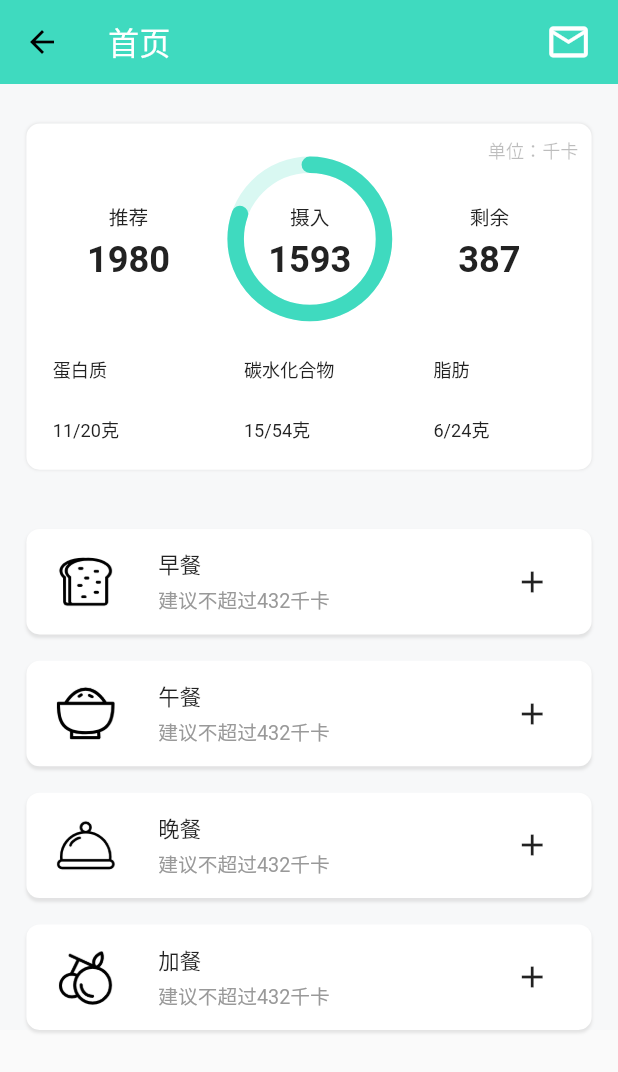
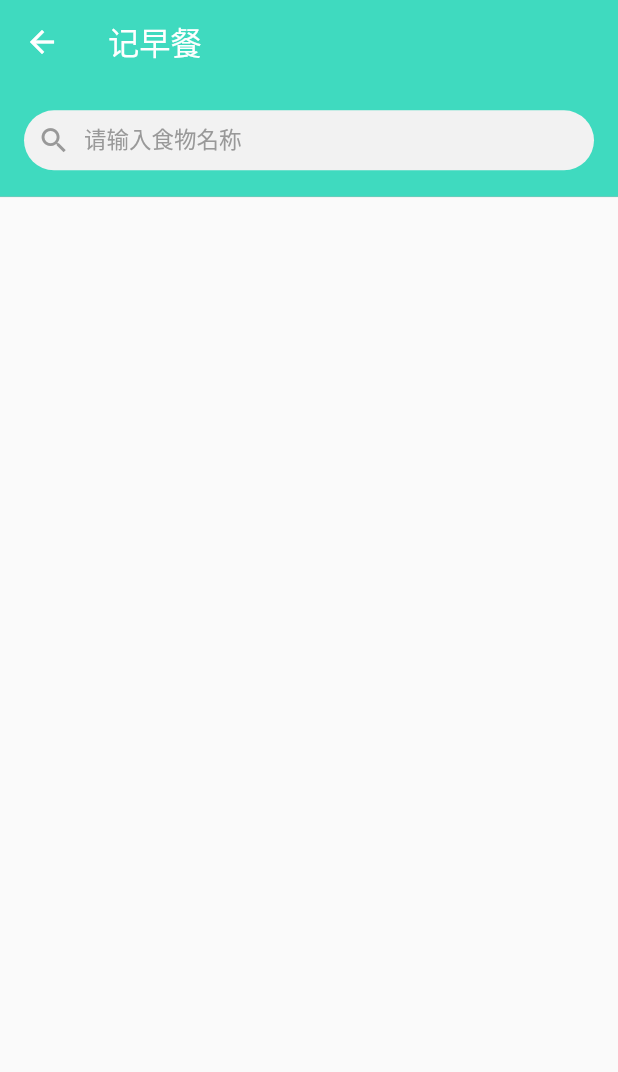
Before and after one commit to obulks/healthy-diet-housekeeper-app, a Flutter app: the HomePage screen opened by its route, after a tap on "早餐", on a phone screen of 412 x 824 dp. Shown: the top 1072 px of the screen. Run offline on Flutter 3.47's test engine with Material 2 defaults, Android fonts, the phone set to English and light mode, and no system bars; drawn by our look-alikes of oktoast, percent_indicator; our stand-ins replace cached_network_image, dio, flutter_html, flutter_spinkit, shared_preferences; missing offline and left inert: nine_grid_view, nineold; accounts and stored records are empty.

Commit message:
完成食物记录页面的编写

```diff
--- a/lib/pages/food/custom_search_delegate.dart
+++ b/lib/pages/food/custom_search_delegate.dart
@@ -87,7 +87,7 @@ class CustomSearchDelegate extends SearchDelegate<String> {
   }
 }
 
-class SearchBar extends StatelessWidget {
+class _SearchBar extends StatelessWidget {
   @override
   Widget build(BuildContext context) {
     SizeFit.initialize(context);
--- a/lib/pages/food/food_search_page.dart
+++ b/lib/pages/food/food_search_page.dart
@@ -1,5 +1,4 @@
 import 'package:flutter/material.dart';
-import 'package:healthy_diet_housekeeper/pages/food/search_item.dart';
 import 'package:healthy_diet_housekeeper/public.dart';
 
 class FoodSearchPage extends StatefulWidget {
@@ -102,7 +101,6 @@ class _FoodSearchPageState extends State<FoodSearchPage> {
     print('fetch');
     FoodList foodListResult = await FoodApi.searchFood(word);
     if (foodListResult.code == 200) {
-      print(foodListResult.data.foods[0].toJson());
       setState(() {
         _foodList = foodListResult.data.foods;
       });
--- a/lib/pages/home/home_page.dart
+++ b/lib/pages/home/home_page.dart
@@ -21,6 +21,7 @@ class _HomePageState extends State<HomePage> {
       Image.asset('assets/icons/lunch.png', width: 32.px, height: 32.px),
       Image.asset('assets/icons/dinner.png', width: 32.px, height: 32.px),
       Image.asset('assets/icons/snack2.png', width: 32.px, height: 32.px),
+      Image.asset('assets/icons/order.png', width: 24.px, height: 24.px),
     ];
     _referenceCalorie = 1980;
     _intakeCalorie = 1593;
@@ -60,7 +61,6 @@ class _HomePageState extends State<HomePage> {
       ),
       body: MyScrollConfiguration(
         child: SingleChildScrollView(
-          physics: BouncingScrollPhysics(),
           child: Container(
             color: Color(0xffF7F8F9),
             child: Column(
@@ -69,7 +69,7 @@ class _HomePageState extends State<HomePage> {
                   width: 345.px,
                   height: 210.px,
                   margin: EdgeInsets.only(
-                    top: 24.px,
+                    top: 16.px,
                     right: 16.px,
                     left: 16.px,
                   ),
@@ -194,15 +194,15 @@ class _HomePageState extends State<HomePage> {
                     ],
                   ),
                 ),
-                SizedBox(
-                  height: 20.px,
-                ),
+                // SizedBox(
+                //   height: 16.px,
+                // ),
                 RecordFoodButton(
                   icon: _buttonIcons[0],
                   title: '早餐',
                   subTitle: '建议不超过432千卡',
                   onTap: () {
-                    print('早餐');
+                    _toRecordFoodPage('早餐');
                   },
                 ),
                 RecordFoodButton(
@@ -224,7 +224,20 @@ class _HomePageState extends State<HomePage> {
                 RecordFoodButton(
                   icon: _buttonIcons[3],
                   title: '加餐',
-                  subTitle: '建议不超过432千卡',
+                  subTitle: '建议不超过112千卡',
+                  onTap: () {
+                    print('加餐');
+                  },
+                ),
+                RecordFoodButton(
+                  icon: _buttonIcons[4],
+                  title: '查看今日饮食',
+                  subTitle: '共${_intakeCalorie.toStringAsFixed(0)}千卡',
+                  tailIcon: Icon(
+                    Icons.keyboard_arrow_right,
+                    color: Colors.black54,
+                    size: 28.px,
+                  ),
                   onTap: () {
                     print('加餐');
                   },
@@ -237,4 +250,13 @@ class _HomePageState extends State<HomePage> {
       ), // 构建主页面
     );
   }
+
+  _toRecordFoodPage(String title) {
+    Navigator.push(
+      context,
+      FadeRoute(
+        page: RecordFoodPage(title: title),
+      ),
+    );
+  }
 }
--- a/lib/pages/home/record_food_button.dart
+++ b/lib/pages/home/record_food_button.dart
@@ -6,11 +6,13 @@ class RecordFoodButton extends StatelessWidget {
   final String title;
   final String subTitle;
   final Widget icon;
+  final Widget tailIcon;
 
   RecordFoodButton({
     this.title,
     this.subTitle,
     this.icon,
+    this.tailIcon,
     @required this.onTap,
   });
 
@@ -41,19 +43,18 @@ class RecordFoodButton extends StatelessWidget {
         child: Container(
           color: Colors.transparent,
           child: Row(
+            mainAxisAlignment: MainAxisAlignment.spaceBetween,
+            children: [
+              Row(
                 children: [
                   Container(
                     width: 40.px,
                     height: 40.px,
                     margin: EdgeInsets.only(left: 16.px),
-                // decoration: BoxDecoration(
-                //   color: Color(0xffFCD8D8),
-                //   borderRadius: BorderRadius.all(Radius.circular(20.px)),
-                // ),
                     child: icon,
                   ),
-              SizedBox(width: 24.px),
                   Container(
+                    margin: EdgeInsets.only(left: 16.px),
                     child: Column(
                       mainAxisAlignment: MainAxisAlignment.center,
                       crossAxisAlignment: CrossAxisAlignment.start,
@@ -76,8 +77,22 @@ class RecordFoodButton extends StatelessWidget {
                       ],
                     ),
                   ),
-              SizedBox(width: 112.px),
-              Icon(Icons.add),
+                ],
+              ),
+              Row(
+                children: [
+                  Container(
+                    child: tailIcon ??
+                        Icon(
+                          Icons.add,
+                          color: Colors.black54,
+                        ),
+                    margin: EdgeInsets.only(
+                      right: 16.px,
+                    ),
+                  ),
+                ],
+              ),
             ],
           ),
         ),
--- /dev/null
+++ b/lib/pages/home/record_food_page.dart
@@ -0,0 +1,151 @@
+import 'package:flutter/material.dart';
+import 'package:healthy_diet_housekeeper/public.dart';
+
+class RecordFoodPage extends StatefulWidget {
+  RecordFoodPage({this.title});
+
+  final String title;
+  @override
+  _RecordFoodPageState createState() => _RecordFoodPageState();
+}
+
+class _RecordFoodPageState extends State<RecordFoodPage> {
+  List<Foods> _foodList = [];
+  Timer _timer;
+  Duration _durationTime = Duration(milliseconds: 500);
+  ScrollController _scrollController = new ScrollController();
+  Duration _scrollDurationTime = Duration(milliseconds: 1000);
+  // 用来判断搜索是否有结果
+  bool _searchResult = true;
+
+  @override
+  Widget build(BuildContext context) {
+    SizeFit.initialize(context);
+    return Scaffold(
+      appBar: AppBar(
+        brightness: Brightness.dark,
+        elevation: 0,
+        title: Text(
+          '记${widget.title}' ?? '记饮食',
+          style: TextStyle(
+            color: Colors.white,
+            fontSize: 19.px,
+          ),
+        ),
+        leading: IconButton(
+          icon: Icon(Icons.arrow_back, color: Colors.white),
+          onPressed: () => Navigator.of(context).pop(),
+        ),
+      ),
+      body: Column(
+        children: [
+          Container(
+            color: Theme.of(context).primaryColor,
+            padding: EdgeInsets.only(top: 16.px, bottom: 16.px),
+            child: SearchBar(
+              hintText: '请输入食物名称',
+              onSearch: _onSearch,
+              onChanged: _onChange,
+              onClear: _onClear,
+            ),
+          ),
+          Divider(
+            height: 0,
+          ),
+          Expanded(
+            child: MyScrollConfiguration(
+              child: Container(
+                padding: EdgeInsets.only(top: 16.px),
+                child: _foodList.length == 0
+                    ? () {
+                        if (_searchResult) {
+                          return Container();
+                        } else {
+                          // 如果搜索失败则显示提示
+                          return Container(
+                            alignment: Alignment.topCenter,
+                            padding: EdgeInsets.only(top: 64.px),
+                            child: Text('暂无内容'),
+                          );
+                        }
+                      }()
+                    : ListView.builder(
+                        shrinkWrap: true,
+                        controller: _scrollController,
+                        itemCount: _foodList.length,
+                        itemBuilder: (BuildContext context, int index) {
+                          return RecordSearchItem(food: _foodList[index]);
+                        },
+                      ),
+              ),
+            ),
+          ),
+        ],
+      ),
+    );
+  }
+
+  @override
+  void initState() {
+    super.initState();
+    _scrollController.addListener(_scrollListener);
+  }
+
+  void dispose() {
+    super.dispose();
+    _timer?.cancel();
+    _scrollController.dispose();
+  }
+
+  _scrollListener() {
+    // 有待优化，应该使用一个立即执行的防抖函数
+    FocusScope.of(context).requestFocus(FocusNode());
+  }
+
+  _onSearch(value) {
+    print(value);
+  }
+
+  _onChange(value) {
+    if (value == '') {
+      setState(() {
+        _foodList = [];
+        _searchResult = true;
+        _timer?.cancel();
+      });
+    } else {
+      // 对请求进行防抖处理
+      _timer?.cancel();
+      _timer = Timer(_durationTime, () async {
+        _fetch(value);
+      });
+    }
+  }
+
+  _fetch(String word) async {
+    if (word == '') {
+      return;
+    }
+    print('fetch');
+    FoodList foodListResult = await FoodApi.searchFood(word);
+    if (foodListResult.code == 200) {
+      print(foodListResult.data.foods[0].toJson());
+      setState(() {
+        _foodList = foodListResult.data.foods;
+      });
+    } else {
+      setState(() {
+        _foodList = [];
+        _searchResult = false;
+      });
+    }
+  }
+
+  void _onClear() {
+    setState(() {
+      _foodList = [];
+      _searchResult = true;
+      _timer?.cancel();
+    });
+  }
+}
--- /dev/null
+++ b/lib/pages/widgets/search_bar.dart
@@ -0,0 +1,171 @@
+import 'package:flutter/material.dart';
+
+class SearchBar extends StatefulWidget implements PreferredSizeWidget {
+  SearchBar({
+    Key key,
+    this.borderRadius = 20,
+    this.autoFocus = false,
+    this.focusNode,
+    this.controller,
+    this.height = 40,
+    this.value,
+    this.leading,
+    this.suffix,
+    this.actions = const [],
+    this.hintText,
+    this.onTap,
+    this.onClear,
+    this.onCancel,
+    this.onChanged,
+    this.onSearch,
+  }) : super(key: key);
+  final double borderRadius;
+  final bool autoFocus;
+  final FocusNode focusNode;
+  final TextEditingController controller;
+
+  // 输入框高度 默认40
+  final double height;
+
+  // 默认值
+  final String value;
+
+  // 最前面的组件
+  final Widget leading;
+
+  // 搜索框后缀组件
+  final Widget suffix;
+  final List<Widget> actions;
+
+  // 提示文字
+  final String hintText;
+
+  // 输入框点击
+  final VoidCallback onTap;
+
+  // 单独清除输入框内容
+  final VoidCallback onClear;
+
+  // 清除输入框内容并取消输入
+  final VoidCallback onCancel;
+
+  // 输入框内容改变
+  final ValueChanged onChanged;
+
+  // 点击键盘搜索
+  final ValueChanged onSearch;
+
+  @override
+  _SearchBarState createState() => _SearchBarState();
+
+  @override
+  Size get preferredSize => Size.fromHeight(kToolbarHeight);
+}
+
+class _SearchBarState extends State<SearchBar> {
+  TextEditingController _controller;
+  FocusNode _focusNode;
+
+  bool get isFocus => _focusNode.hasFocus;
+
+  bool get isTextEmpty => _controller.text.isEmpty;
+
+  bool get isActionEmpty => widget.actions.isEmpty;
+
+  @override
+  void initState() {
+    _controller = widget.controller ?? TextEditingController();
+    _focusNode = widget.focusNode ?? FocusNode();
+    if (widget.value != null) _controller.text = widget.value;
+    // 监听输入框状态
+    _focusNode.addListener(() => setState(() {}));
+    super.initState();
+  }
+
+  // 清除输入框内容
+  void _onClearInput() {
+    setState(() {
+      _controller.clear();
+    });
+    widget.onClear?.call();
+  }
+
+  // 取消输入框编辑
+  void _onCancelInput() {
+    setState(() {
+      _controller.clear();
+      _focusNode.unfocus();
+    });
+    widget.onCancel?.call();
+  }
+
+  void _onInputChanged(String value) {
+    widget.onChanged?.call(value);
+  }
+
+  Widget _suffix() {
+    if (!isTextEmpty) {
+      return GestureDetector(
+        onTap: _onClearInput,
+        child: SizedBox(
+          width: widget.height,
+          height: widget.height,
+          child: Icon(Icons.cancel, size: 22, color: Color(0xFF999999)),
+        ),
+      );
+    }
+    return widget.suffix ?? SizedBox();
+  }
+
+  @override
+  Widget build(BuildContext context) {
+    final ScaffoldState scaffold = Scaffold.of(context);
+    final ModalRoute<dynamic> parentRoute = ModalRoute.of(context);
+    return Container(
+      margin: EdgeInsets.only(left: 16, right: 16),
+      height: widget.height,
+      decoration: BoxDecoration(
+        color: Color(0xFFF2F2F2),
+        borderRadius: BorderRadius.circular(widget.borderRadius),
+      ),
+      child: Row(
+        children: [
+          SizedBox(
+            width: widget.height,
+            height: widget.height,
+            child: Icon(Icons.search, size: 22, color: Color(0xFF999999)),
+          ),
+          Expanded(
+            child: TextField(
+              cursorWidth: 1,
+              cursorColor: Colors.black,
+              autofocus: widget.autoFocus,
+              focusNode: _focusNode,
+              controller: _controller,
+              decoration: InputDecoration(
+                isDense: true,
+                border: InputBorder.none,
+                hintText: widget.hintText ?? '请输入关键字',
+                hintStyle: TextStyle(fontSize: 15, color: Color(0xFF999999)),
+              ),
+              style: TextStyle(
+                  fontSize: 15, color: Color(0xFF333333), height: 1.3),
+              textInputAction: TextInputAction.search,
+              onTap: widget.onTap,
+              onChanged: _onInputChanged,
+              onSubmitted: widget.onSearch,
+            ),
+          ),
+          _suffix(),
+        ],
+      ),
+    );
+  }
+
+  @override
+  void dispose() {
+    _controller?.dispose();
+    _focusNode?.dispose();
+    super.dispose();
+  }
+}
--- a/lib/public.dart
+++ b/lib/public.dart
@@ -33,6 +33,7 @@ export 'package:healthy_diet_housekeeper/models/food_list.dart' hide Data;
 // pages
 export 'package:healthy_diet_housekeeper/pages/app_home_screen.dart';
 export 'package:healthy_diet_housekeeper/pages/home/home_page.dart';
+export 'package:healthy_diet_housekeeper/pages/home/record_food_page.dart';
 export 'package:healthy_diet_housekeeper/pages/food/food_page.dart';
 export 'package:healthy_diet_housekeeper/pages/food/food_list_page.dart';
 export 'package:healthy_diet_housekeeper/pages/food/food_detail_page.dart';
@@ -51,14 +52,18 @@ export 'package:healthy_diet_housekeeper/pages/widgets/custom_nine_gridview.dart
 export 'package:healthy_diet_housekeeper/pages/widgets/load_network_image.dart';
 export 'package:healthy_diet_housekeeper/pages/widgets/toast.dart';
 export 'package:healthy_diet_housekeeper/pages/widgets/app_bar_search.dart';
+export 'package:healthy_diet_housekeeper/pages/widgets/search_bar.dart';
 export 'package:healthy_diet_housekeeper/pages/food/custom_search_delegate.dart';
 export 'package:healthy_diet_housekeeper/pages/food/food_group_panel.dart';
 export 'package:healthy_diet_housekeeper/pages/food/food_item.dart';
 export 'package:healthy_diet_housekeeper/pages/food/custom_card.dart';
 export 'package:healthy_diet_housekeeper/pages/food/food_search_page.dart';
+export 'package:healthy_diet_housekeeper/pages/food/search_item.dart';
 export 'package:healthy_diet_housekeeper/pages/home/record_food_button.dart';
 export 'package:healthy_diet_housekeeper/pages/home/show_calorie.dart';
 export 'package:healthy_diet_housekeeper/pages/home/show_macronutrient.dart';
+export 'package:healthy_diet_housekeeper/pages/home/record_search_item.dart';
+export 'package:healthy_diet_housekeeper/pages/home/record_panel.dart';
 export 'package:healthy_diet_housekeeper/pages/login/authcode_button.dart';
 export 'package:healthy_diet_housekeeper/pages/find/post_card.dart';
 export 'package:healthy_diet_housekeeper/pages/find/news_item.dart';
```
Also changed, not shown: lib/pages/home/record_panel.dart (added, +277 -0 lines), lib/pages/home/record_search_item.dart (added, +51 -0 lines), assets/icons/order.png (added). Lines whose indentation alone changed are shown as unchanged.
